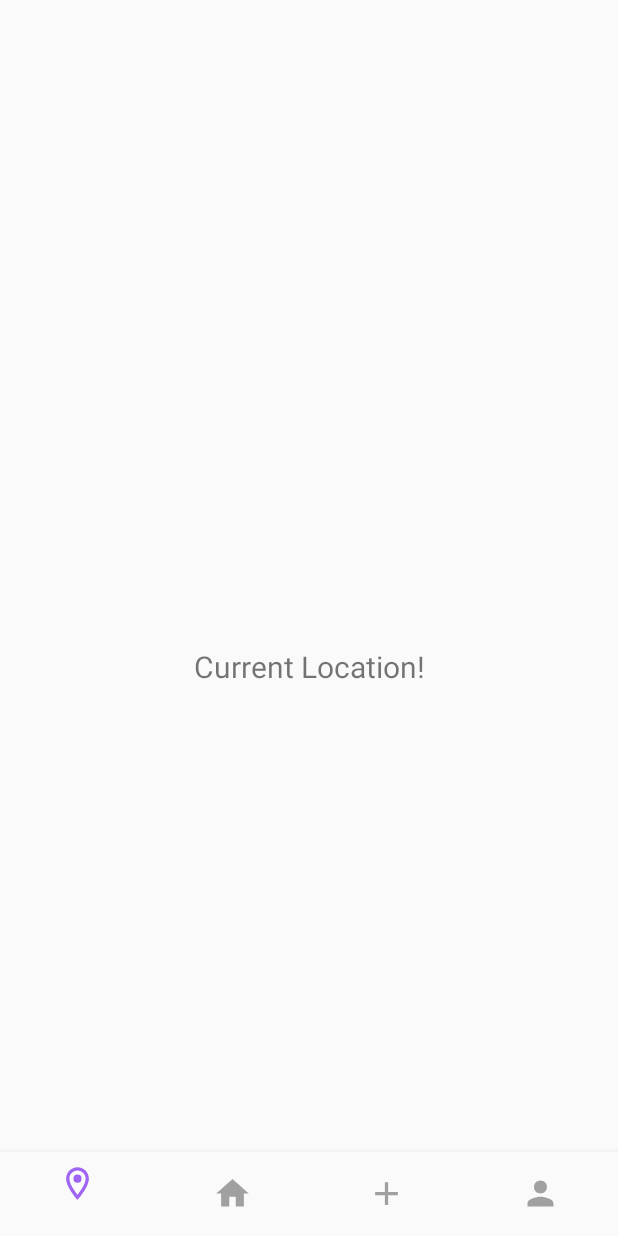
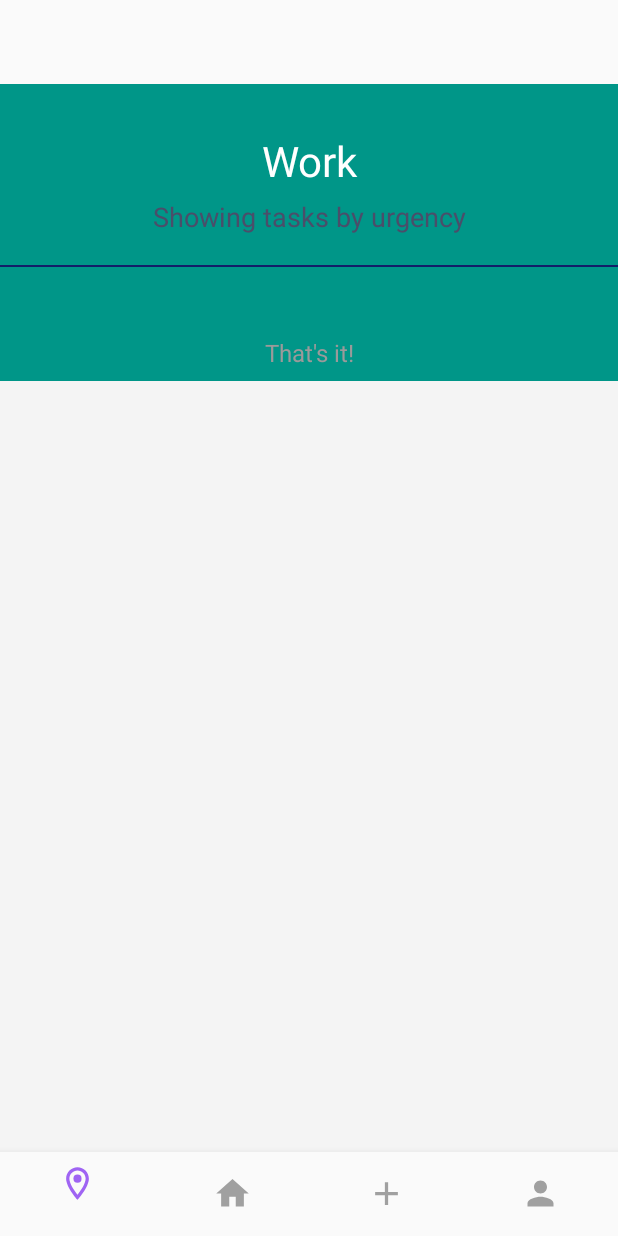
Before and after one commit to AndreyRichman/IVE, an Android app: the HomeActivity screen opened directly, with no data from a screen before it, on a phone screen of 412 x 824 dp. Run offline under Robolectric (Android 15) with nearby library versions, the phone set to English and light mode, and no system bars; our stand-ins replace navigation-ui; Roboto replaces fonts that are not available here.

Commit message:
fix open fragments and add main task list

```diff
--- a/app/build.gradle
+++ b/app/build.gradle
@@ -24,6 +24,10 @@ android {
         sourceCompatibility JavaVersion.VERSION_1_8
         targetCompatibility JavaVersion.VERSION_1_8
     }
+
+    lintOptions{
+        checkReleaseBuilds false
+    }
 }
 
 dependencies {
@@ -39,4 +43,6 @@ dependencies {
     androidTestImplementation 'androidx.test.ext:junit:1.1.1'
     androidTestImplementation 'androidx.test.espresso:espresso-core:3.2.0'
 
+
+    implementation 'androidx.recyclerview:recyclerview:1.1.0'
 }
--- a/app/src/main/java/com/mta/ive/pages/ui/addtask/AddTaskViewModel.java
+++ b/app/src/main/java/com/mta/ive/pages/ui/addtask/AddTaskViewModel.java
@@ -9,6 +9,7 @@ public class AddTaskViewModel extends ViewModel {
     private MutableLiveData<String> mText;
 
     public AddTaskViewModel() {
+        //TODO: DELETE ME!
         mText = new MutableLiveData<>();
         mText.setValue("Add New Task!");
     }
--- a/app/src/main/java/com/mta/ive/pages/ui/home/HomeViewModel.java
+++ b/app/src/main/java/com/mta/ive/pages/ui/home/HomeViewModel.java
@@ -9,6 +9,7 @@ public class HomeViewModel extends ViewModel {
     private MutableLiveData<String> mText;
 
     public HomeViewModel() {
+        //TODO: DELETE ME!
         mText = new MutableLiveData<>();
         mText.setValue("This is home fragment");
     }
--- a/app/src/main/java/com/mta/ive/pages/ui/location/LocationFragment.java
+++ b/app/src/main/java/com/mta/ive/pages/ui/location/LocationFragment.java
@@ -7,10 +7,7 @@ import android.view.ViewGroup;
 import android.widget.TextView;
 
 import androidx.annotation.NonNull;
-import androidx.annotation.Nullable;
 import androidx.fragment.app.Fragment;
-import androidx.lifecycle.Observer;
-import androidx.lifecycle.ViewModelProviders;
 
 import com.mta.ive.R;
 
@@ -18,18 +15,28 @@ public class LocationFragment extends Fragment {
 
     private LocationViewModel locationViewModel;
 
+    private TextView mainTitle, subTitle, bottomText;
+
     public View onCreateView(@NonNull LayoutInflater inflater,
                              ViewGroup container, Bundle savedInstanceState) {
-        locationViewModel =
-                ViewModelProviders.of(this).get(LocationViewModel.class);
-        View root = inflater.inflate(R.layout.fragment_add, container, false);
-        final TextView textView = root.findViewById(R.id.text_dashboard);
-        locationViewModel.getText().observe(getViewLifecycleOwner(), new Observer<String>() {
-            @Override
-            public void onChanged(@Nullable String s) {
-                textView.setText(s);
-            }
-        });
-        return root;
+        return inflater.inflate(R.layout.fragment_location, container, false);
+//        locationViewModel =
+//                ViewModelProviders.of(this).get(LocationViewModel.class);
+//        View root = inflater.inflate(R.layout.fragment_add, container, false);
+//        final TextView textView = root.findViewById(R.id.text_dashboard);
+//        locationViewModel.getText().observe(getViewLifecycleOwner(), new Observer<String>() {
+//            @Override
+//            public void onChanged(@Nullable String s) {
+//                textView.setText(s);
+//            }
+//        });
+
+//
+//        mainTitle = root.findViewById(R.id.tasksListMainTitle);
+//        subTitle = root.findViewById(R.id.tasksListSubTitle);
+//        bottomText = root.findViewById(R.id.tasksListBottomText);
+//
+//
+//        return root;
     }
 }
--- a/app/src/main/java/com/mta/ive/pages/ui/location/LocationViewModel.java
+++ b/app/src/main/java/com/mta/ive/pages/ui/location/LocationViewModel.java
@@ -10,6 +10,7 @@ public class LocationViewModel extends ViewModel {
     private MutableLiveData<String> mText;
 
     public LocationViewModel() {
+        //TODO: DELETE ME!
         mText = new MutableLiveData<>();
         mText.setValue("Current Location!");
     }
--- a/app/src/main/java/com/mta/ive/pages/ui/user/UserViewModel.java
+++ b/app/src/main/java/com/mta/ive/pages/ui/user/UserViewModel.java
@@ -9,6 +9,7 @@ public class UserViewModel extends ViewModel {
     private MutableLiveData<String> mText;
 
     public UserViewModel() {
+        //TODO: DELETE ME!
         mText = new MutableLiveData<>();
         mText.setValue("This is User fragment");
     }
--- a/app/src/main/res/layout/fragment_location.xml
+++ b/app/src/main/res/layout/fragment_location.xml
@@ -1,22 +1,86 @@
 <?xml version="1.0" encoding="utf-8"?>
-<androidx.constraintlayout.widget.ConstraintLayout xmlns:android="http://schemas.android.com/apk/res/android"
+<LinearLayout
+    android:orientation="vertical"
+    xmlns:android="http://schemas.android.com/apk/res/android"
     xmlns:app="http://schemas.android.com/apk/res-auto"
     xmlns:tools="http://schemas.android.com/tools"
     android:layout_width="match_parent"
     android:layout_height="match_parent"
-    tools:context=".pages.ui.location.LocationFragment">
+    tools:context=".pages.ui.location.LocationFragment"
+    android:background="#F4F4F4"
+    >
+
+
+    <LinearLayout
+        android:layout_width="match_parent"
+        android:layout_height="198dp"
+        android:background="@color/background_color"
+        android:orientation="vertical">
+
+        <TextView
+            android:id="@+id/tasksListMainTitle"
+            android:layout_width="match_parent"
+            android:layout_height="wrap_content"
+            android:layout_marginTop="32dp"
+            android:text="Work"
+            android:textAlignment="center"
+            android:textColor="#FFF"
+            android:textSize="28sp" />
+
+        <TextView
+            android:id="@+id/tasksListSubTitle"
+            android:layout_width="match_parent"
+            android:layout_height="wrap_content"
+            android:layout_marginTop="6dp"
+            android:text="Showing tasks by urgency"
+            android:textAlignment="center"
+
+            android:textColor="#4A4E6A"
+            android:textSize="18sp" />
+
+        <View
+            android:layout_marginTop="20dp"
+            android:background="#131E69"
+            android:layout_width="match_parent"
+            android:layout_height="1dp" />
+
+    </LinearLayout>
+
+        <androidx.recyclerview.widget.RecyclerView
+            android:layout_width="match_parent"
+            android:layout_height="wrap_content"
+            android:layout_marginTop="-60dp"
+            android:layout_marginRight="16dp"
+            android:layout_marginLeft="16dp"
+            >
+
+        </androidx.recyclerview.widget.RecyclerView>
 
     <TextView
-        android:id="@+id/text_home"
+
+        android:id="@+id/tasksListBottomText"
         android:layout_width="match_parent"
-        android:layout_height="wrap_content"
-        android:layout_marginStart="8dp"
-        android:layout_marginTop="8dp"
-        android:layout_marginEnd="8dp"
+        android:layout_height="32dp"
+        android:layout_marginTop="30dp"
+        android:text="That's it!"
         android:textAlignment="center"
-        android:textSize="20sp"
-        app:layout_constraintBottom_toBottomOf="parent"
-        app:layout_constraintEnd_toEndOf="parent"
-        app:layout_constraintStart_toStartOf="parent"
-        app:layout_constraintTop_toTopOf="parent" />
-</androidx.constraintlayout.widget.ConstraintLayout>
+        android:textColor="#9A9A9A"
+        android:textSize="16dp" />
+
+
+
+
+<!--    <TextView-->
+<!--        android:id="@+id/text_home"-->
+<!--        android:layout_width="match_parent"-->
+<!--        android:layout_height="wrap_content"-->
+<!--        android:layout_marginStart="8dp"-->
+<!--        android:layout_marginTop="8dp"-->
+<!--        android:layout_marginEnd="8dp"-->
+<!--        android:textAlignment="center"-->
+<!--        android:textSize="20sp"-->
+<!--        app:layout_constraintBottom_toBottomOf="parent"-->
+<!--        app:layout_constraintEnd_toEndOf="parent"-->
+<!--        app:layout_constraintStart_toStartOf="parent"-->
+<!--        app:layout_constraintTop_toTopOf="parent" />-->
+</LinearLayout>
```
Also changed, not shown: app/src/main/java/com/mta/ive/pages/HomeActivity.java (+38 -0 lines), app/src/main/java/com/mta/ive/pages/ui/addtask/AddTaskFragment.java (+16 -16 lines), app/src/main/java/com/mta/ive/pages/ui/home/HomeFragment.java (+13 -16 lines), app/src/main/java/com/mta/ive/pages/ui/user/UserFragment.java (+13 -16 lines), app/src/main/res/layout/activity_home.xml (+7 -0 lines).
